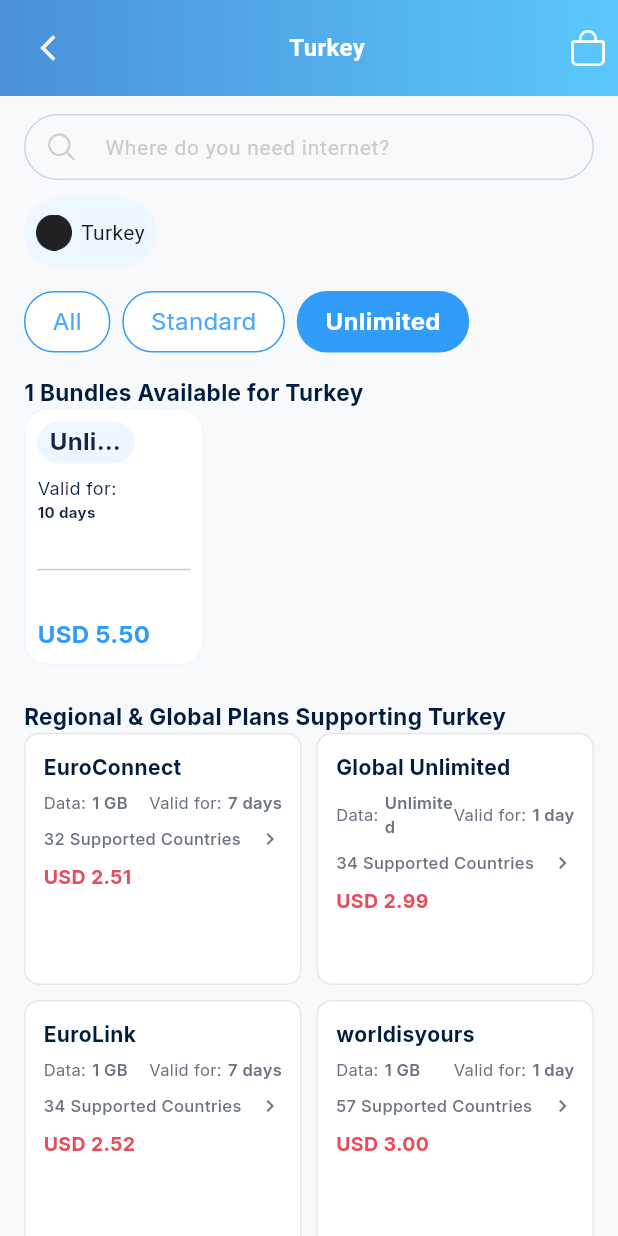
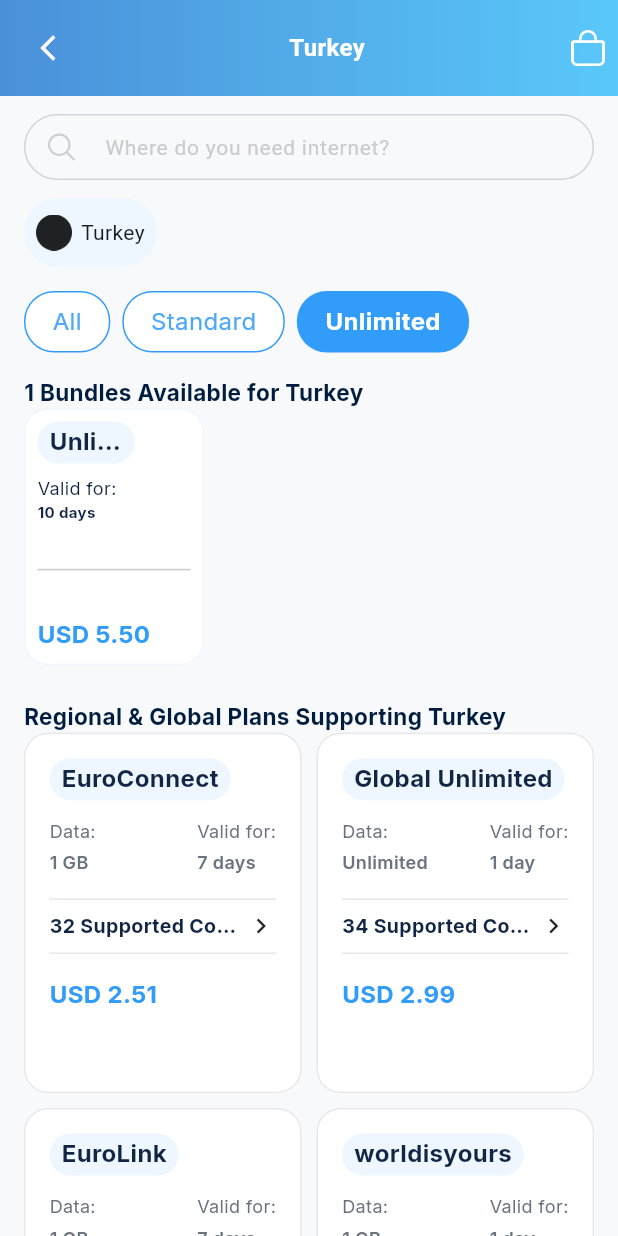
Before and after one commit to Mohsi99/flutter_task_mohsin, a Flutter app: the screen it shows after launch, after a tap on "Standard", after a tap on "Unlimited", on a phone screen of 412 x 824 dp. Run offline on Flutter 3.47's test engine with Material 3 defaults, Android fonts, the phone set to English and light mode, and no system bars; our stand-ins replace google_fonts, stacked, stacked_services, stacked_shared.

Commit message:
CountryDetailView ui and state management done

```diff
--- /dev/null
+++ b/lib/models/base_plan.dart
@@ -0,0 +1,13 @@
+/// Base interface for all eSIM plans (Bundles and Regional/Global).
+abstract class BasePlan {
+  String get id;
+  String get dataAmount;
+  String get validityText;
+  double get price;
+
+  /// Human-readable price text, e.g. "USD 2.99"
+  String get priceText => 'USD ${price.toStringAsFixed(2)}';
+
+  /// Short description for cart items
+  String get shortDescription;
+}
--- a/lib/models/bundle_plan.dart
+++ b/lib/models/bundle_plan.dart
@@ -1,3 +1,4 @@
+
 /// Represents a single eSIM data bundle plan.
 class BundlePlan {
   final String id;
--- a/lib/providers/cart_provider.dart
+++ b/lib/providers/cart_provider.dart
@@ -2,80 +2,79 @@
 
 import '../models/bundle_plan.dart';
 import '../models/cart_item.dart';
+import '../models/regional_plan.dart';
 
-/// Provider (ChangeNotifier) that manages the checkout cart state.
-///
-/// Uses Provider for state management as required by the task.
 class CartProvider extends ChangeNotifier {
   final List<CartItem> _items = [];
 
   /// All items currently in the cart.
   List<CartItem> get items => List.unmodifiable(_items);
 
-  /// Whether the cart is empty.
   bool get isEmpty => _items.isEmpty;
-
-  /// Whether the cart has items.
   bool get isNotEmpty => _items.isNotEmpty;
 
-  /// Total number of unique items in the cart.
   int get itemCount => _items.length;
 
-  /// Total price across all cart items.
   double get totalPrice {
     return _items.fold(0.0, (sum, item) => sum + item.totalPrice);
   }
 
-  /// Formatted total price string.
-  String get totalPriceText => 'USD ${totalPrice.toStringAsFixed(1)}';
+  String get totalPriceText =>
+      'USD ${totalPrice.toStringAsFixed(2)}';
 
-  /// Check if a specific bundle is in the cart.
+  /// ------------------------------
+  /// BUNDLE FUNCTIONS
+  /// ------------------------------
+
   bool containsBundle(BundlePlan bundle) {
     return _items.any((item) => item.bundle.id == bundle.id);
   }
 
-  /// Toggle a bundle in/out of the cart.
-  /// If the bundle is already in the cart, remove it. Otherwise, add it.
   void toggleBundle(BundlePlan bundle) {
-    final index = _items.indexWhere((item) => item.bundle.id == bundle.id);
+    final index =
+    _items.indexWhere((item) => item.bundle.id == bundle.id);
+
     if (index >= 0) {
       _items.removeAt(index);
     } else {
       _items.add(CartItem(bundle: bundle));
     }
+
     notifyListeners();
   }
 
-  /// Add a bundle to the cart. If already present, increment quantity.
   void addItem(BundlePlan bundle) {
-    final index = _items.indexWhere((item) => item.bundle.id == bundle.id);
+    final index =
+    _items.indexWhere((item) => item.bundle.id == bundle.id);
+
     if (index >= 0) {
       _items[index].quantity++;
     } else {
       _items.add(CartItem(bundle: bundle));
     }
+
     notifyListeners();
   }
 
-  /// Remove a bundle completely from the cart.
   void removeItem(String bundleId) {
     _items.removeWhere((item) => item.bundle.id == bundleId);
     notifyListeners();
   }
 
-  /// Increment quantity for a specific bundle in the cart.
   void incrementQuantity(String bundleId) {
-    final index = _items.indexWhere((item) => item.bundle.id == bundleId);
+    final index =
+    _items.indexWhere((item) => item.bundle.id == bundleId);
+
     if (index >= 0) {
       _items[index].quantity++;
       notifyListeners();
     }
   }
 
-  /// Decrement quantity for a specific bundle in the cart.
-  /// If quantity reaches 0, remove the item.
   void decrementQuantity(String bundleId) {
-    final index = _items.indexWhere((item) => item.bundle.id == bundleId);
+    final index =
+    _items.indexWhere((item) => item.bundle.id == bundleId);
+
     if (index >= 0) {
       if (_items[index].quantity > 1) {
         _items[index].quantity--;
@@ -86,7 +85,46 @@
     }
   }
 
-  /// Clear all items from the cart.
+  /// ------------------------------
+  /// REGIONAL PLAN FUNCTIONS
+  /// ------------------------------
+
+  bool containsRegionalPlan(RegionalPlan plan) {
+    return _items.any((item) => item.bundle.id == plan.id);
+  }
+
+  void toggleRegionalPlan(RegionalPlan plan) {
+    final index =
+    _items.indexWhere((item) => item.bundle.id == plan.id);
+
+    if (index >= 0) {
+      _items.removeAt(index);
+    } else {
+      _items.add(
+        CartItem(
+          bundle: BundlePlan(
+            id: plan.id,
+            dataAmount: plan.dataAmount,
+            dataUnit: '', // no unit for regional
+            validityDays: _extractDays(plan.validityText),
+            price: plan.price,
+            type: BundleType.standard, // treat as standard
+          ),
+        ),
+      );
+    }
+
+    notifyListeners();
+  }
+
+  /// Helper: extract number from "7 days"
+  int _extractDays(String validityText) {
+    final match = RegExp(r'\d+').firstMatch(validityText);
+    return match != null ? int.parse(match.group(0)!) : 0;
+  }
+
+  /// ------------------------------
+
   void clear() {
     _items.clear();
     notifyListeners();
--- a/lib/ui/common/app_text_styles.dart
+++ b/lib/ui/common/app_text_styles.dart
@@ -96,27 +96,27 @@
 
   // --- Regional Plans ---
   static TextStyle get regionalPlanName => _baseStyle.copyWith(
-        fontSize: 14,
+        fontSize: 16,
         fontWeight: FontWeight.w700,
-        color: AppColors.textPrimary,
+      color: Color(0xff122644),
       );
 
   static TextStyle get regionalPlanDetail => _baseStyle.copyWith(
-        fontSize: 11,
+        fontSize: 12,
         fontWeight: FontWeight.w400,
         color: AppColors.textSecondary,
       );
 
   static TextStyle get regionalPlanCountries => _baseStyle.copyWith(
-        fontSize: 11,
-        fontWeight: FontWeight.w500,
-        color: AppColors.textSecondary,
+        fontSize: 13,
+        fontWeight: FontWeight.w700,
+    color: Color(0xff122644),
       );
 
   static TextStyle get regionalPlanPrice => _baseStyle.copyWith(
-        fontSize: 13,
+        fontSize: 16,
         fontWeight: FontWeight.w700,
-        color: AppColors.selectedPriceRed,
+        color: Color(0xff329CFB),
       );
 
   // --- Search ---
--- a/lib/ui/views/country_detail/country_detail_view.dart
+++ b/lib/ui/views/country_detail/country_detail_view.dart
@@ -226,11 +226,21 @@
             crossAxisCount: 2,
             crossAxisSpacing: 10,
             mainAxisSpacing: 10,
-            childAspectRatio: 1.1,
+            childAspectRatio: 0.77,
           ),
           itemCount: plans.length,
           itemBuilder: (context, index) {
-            return RegionalPlanCard(plan: plans[index]);
+            return Consumer<CartProvider>(
+              builder: (context, cart, _) {
+                final plan = plans[index];
+
+                return RegionalPlanCard(
+                  plan: plan,
+                  isSelected: cart.containsRegionalPlan(plan),
+                  onTap: () => cart.toggleRegionalPlan(plan),
+                );
+              },
+            );
           },
         ),
       ],
@@ -239,34 +249,40 @@
 
   /// "Need support?" footer section.
   Widget _buildSupportSection() {
-    return Container(
-      padding: const EdgeInsets.all(16),
-      decoration: BoxDecoration(
-        color: AppColors.cardBackground,
-        borderRadius: BorderRadius.circular(12),
-        border: Border.all(color: AppColors.divider),
-      ),
-      child: Row(
+    return Row(
       children: [
         Expanded(
           child: Column(
             crossAxisAlignment: CrossAxisAlignment.start,
             children: [
-                Text('Need support?', style: AppTextStyles.supportTitle),
+              Text('Need support?',
+                  style: TextStyle(
+                    color: Color(0xff001C3E),
+                    fontSize: 16,
+                    fontWeight: FontWeight.w700,
+                  )),
               const SizedBox(height: 4),
               Row(
                 children: [
                   Text(
                     'If you need help, contact us on ',
-                      style: AppTextStyles.supportSubtitle,
+                    style: TextStyle(
+                      color: Color(0xff001C3E),
+                      fontSize: 14,
+                      fontWeight: FontWeight.w400,
                     ),
-                    Icon(Icons.chat_bubble, size: 14, color: Colors.green),
+                  ),
+                  ImageIcon(
+                    AssetImage("assets/images/logos_whatsapp-icon.png"),
+                    size: 24,
+                  ),
                   const SizedBox(width: 4),
                   Text(
                     'Whatsapp',
-                      style: AppTextStyles.supportSubtitle.copyWith(
-                        color: Colors.green,
-                        fontWeight: FontWeight.w600,
+                    style: TextStyle(
+                      color: Color(0xff1EC896),
+                      fontSize: 14,
+                      fontWeight: FontWeight.w700,
                     ),
                   ),
                 ],
@@ -275,7 +291,6 @@
           ),
         ),
       ],
-      ),
     );
   }
 
--- a/lib/ui/widgets/regional_plan_card.dart
+++ b/lib/ui/widgets/regional_plan_card.dart
@@ -1,89 +1,133 @@
 import 'package:flutter/material.dart';
 
+import '../../models/regional_plan.dart';
 import '../common/app_colors.dart';
 import '../common/app_text_styles.dart';
-import '../../models/regional_plan.dart';
 
-/// A card widget for displaying a regional or global eSIM plan.
-///
-/// Shows the plan name, data amount, validity, supported countries count,
-/// and price.
 class RegionalPlanCard extends StatelessWidget {
   final RegionalPlan plan;
+  final bool isSelected;
+  final VoidCallback onTap;
 
   const RegionalPlanCard({
     super.key,
     required this.plan,
+    required this.isSelected,
+    required this.onTap,
   });
 
   @override
   Widget build(BuildContext context) {
-    return Container(
-      padding: const EdgeInsets.all(12),
+    return GestureDetector(
+      onTap: onTap,
+      child: AnimatedContainer(
+        duration: const Duration(milliseconds: 200),
+        decoration: BoxDecoration(
+          borderRadius: BorderRadius.circular(16),
+          gradient: isSelected
+              ? const LinearGradient(
+            colors: [Color(0xFF329CFB), Color(0xFF15D59D)],
+            begin: Alignment.topLeft,
+            end: Alignment.bottomRight,
+          )
+              : null,
+          border: isSelected
+              ? null
+              : Border.all(color: AppColors.divider),
+        ),
+        child: AnimatedContainer(
+          duration: const Duration(milliseconds: 200),
+          margin: EdgeInsets.all(isSelected ? 1.5 : 0),
+          padding: const EdgeInsets.all(16),
           decoration: BoxDecoration(
             color: AppColors.cardBackground,
-        borderRadius: BorderRadius.circular(10),
-        border: Border.all(color: AppColors.divider),
+            borderRadius: BorderRadius.circular(15),
           ),
-      child: Column(
+          child: _buildContent(),
+        ),
+      ),
+    );
+  }
+
+  Widget _buildContent() {
+    return Column(
       crossAxisAlignment: CrossAxisAlignment.start,
       children: [
-          // Plan name
-          Text(
+        Container(
+          padding:
+          const EdgeInsets.symmetric(vertical: 2, horizontal: 8),
+          height: 28,
+          decoration: BoxDecoration(
+            color: const Color(0xffEEF7FF),
+            borderRadius: BorderRadius.circular(20),
+          ),
+          child: Text(
             plan.name,
             style: AppTextStyles.regionalPlanName,
             maxLines: 1,
             overflow: TextOverflow.ellipsis,
           ),
-          const SizedBox(height: 6),
-          // Data row
+        ),
+        const SizedBox(height: 12),
+
         Row(
+          mainAxisAlignment: MainAxisAlignment.spaceBetween,
+          children: [
+            Column(
+              crossAxisAlignment: CrossAxisAlignment.start,
               children: [
                 Text('Data:', style: AppTextStyles.regionalPlanDetail),
-              const SizedBox(width: 4),
-              Expanded(
-                child: Text(
+                const SizedBox(height: 4),
+                Text(
                   plan.dataAmount,
-                  style: AppTextStyles.regionalPlanDetail.copyWith(
-                    fontWeight: FontWeight.w600,
-                  ),
-                ),
-              ),
-              Text('Valid for:', style: AppTextStyles.regionalPlanDetail),
-              const SizedBox(width: 4),
-              Text(
-                plan.validityText,
-                style: AppTextStyles.regionalPlanDetail.copyWith(
-                  fontWeight: FontWeight.w600,
-                ),
+                  style: AppTextStyles.regionalPlanDetail
+                      .copyWith(fontWeight: FontWeight.w600),
                 ),
               ],
             ),
+            Column(
+              crossAxisAlignment: CrossAxisAlignment.start,
+              children: [
+                Text('Valid for:',
+                    style: AppTextStyles.regionalPlanDetail),
+                const SizedBox(height: 4),
+                Text(
+                  plan.validityText,
+                  style: AppTextStyles.regionalPlanDetail
+                      .copyWith(fontWeight: FontWeight.w600),
+                ),
+              ],
+            ),
+          ],
+        ),
+
         const SizedBox(height: 8),
-          // Supported Countries
+        Divider(color: AppColors.divider),
+
         Row(
+          mainAxisAlignment: MainAxisAlignment.spaceBetween,
           children: [
             Expanded(
               child: Text(
                 '${plan.supportedCountries} Supported Countries',
                 style: AppTextStyles.regionalPlanCountries,
+                overflow: TextOverflow.ellipsis,
+                maxLines: 1,
               ),
             ),
-              const Icon(
-                Icons.chevron_right,
-                size: 16,
-                color: AppColors.textSecondary,
-              ),
+            const Icon(Icons.chevron_right, size: 20),
           ],
         ),
+
+        Divider(color: AppColors.divider),
+
         const SizedBox(height: 8),
-          // Price
+
         Text(
           plan.priceText,
           style: AppTextStyles.regionalPlanPrice,
         ),
       ],
-      ),
     );
   }
 }
```
Lines whose indentation alone changed are shown as unchanged.
